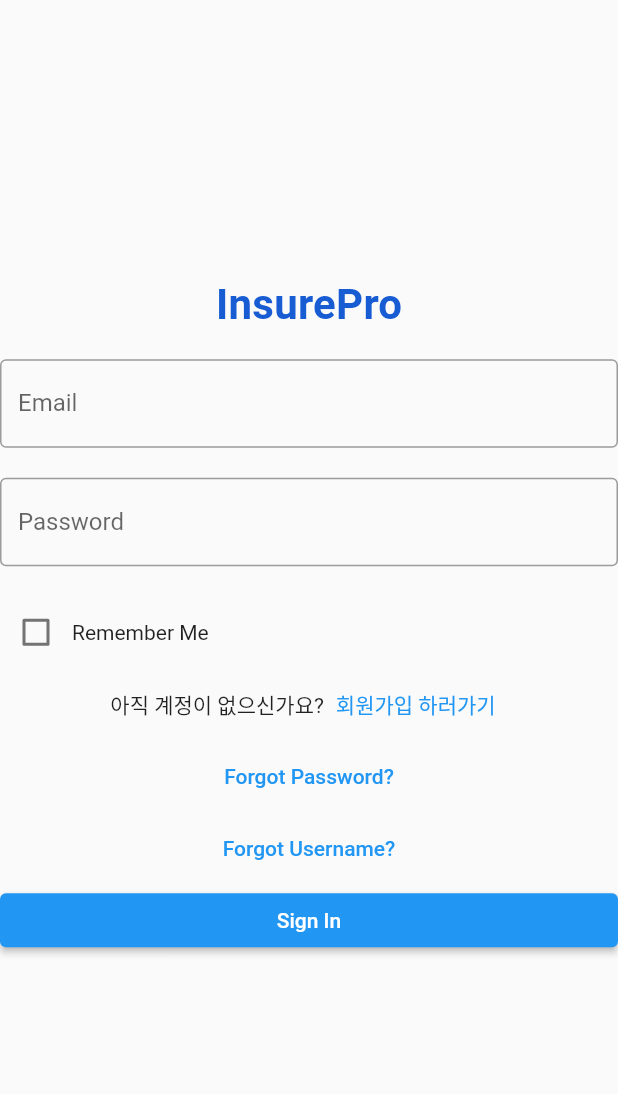
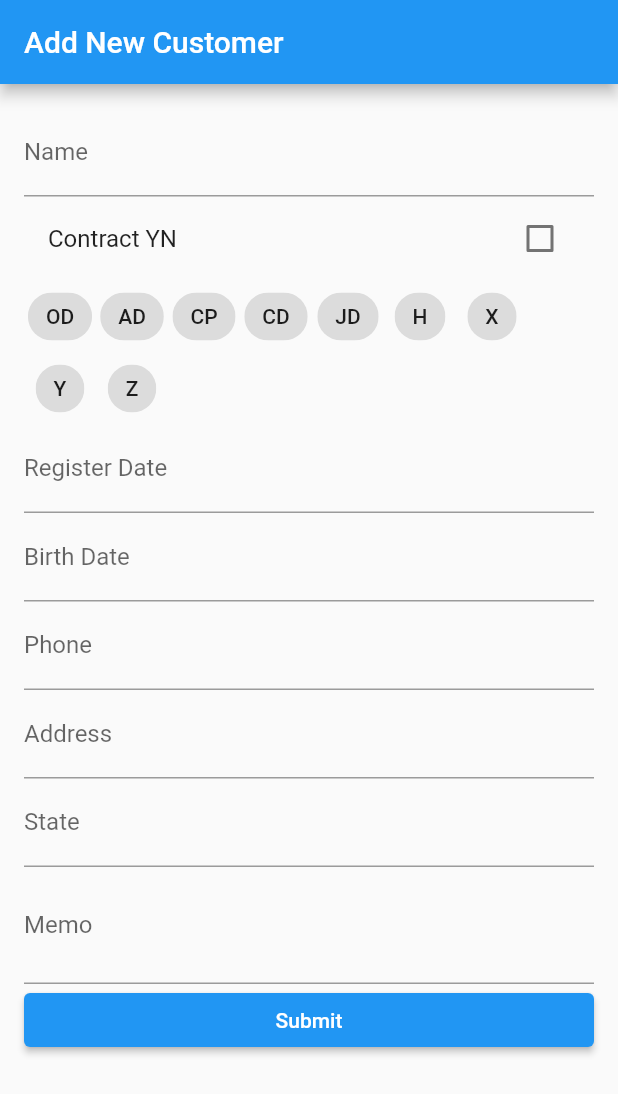
Before and after one commit to eodudrepublic/InsurePro_mobile, a Flutter app: the screen it shows after launch, on a phone screen of 412 x 824 dp. Shown: the top 1094 px of the screen. Run offline on Flutter 3.47's test engine with Material 2 defaults, Android fonts, the phone set to English and light mode, and no system bars; our stand-ins replace cached_network_image, sqflite; accounts and stored records are empty; Roboto replaces fonts that are missing (Product Sans).

Commit message:
10/06 작업 중

```diff
--- /dev/null
+++ b/lib/_core/app_size.dart
@@ -0,0 +1,4 @@
+import 'package:flutter/material.dart';
+
+late Size size;
+late ThemeData theme;
--- a/lib/_core/url.dart
+++ b/lib/_core/url.dart
@@ -1,13 +1,17 @@
 class URL {
   static const BASE_URL = 'http://3.38.101.62:8080';
 
-  static const email_url = BASE_URL + '/v1/email';
+  static const email_url = '$BASE_URL/v1/email';
 
-  static const emailcheck_url = BASE_URL + '/v1/email/check';
+  static const emailcheck_url = '$BASE_URL/v1/email/check';
 
-  static const team_url = BASE_URL + '/v1/teams';
+  static const team_url = '$BASE_URL/v1/teams';
 
-  static const signup_url = BASE_URL + '/v1/employee/signin';
+  static const signup_url = '$BASE_URL/v1/employee/signin';
 
-  static const signin_url = BASE_URL + '/v1/login';
+  static const signin_url = '$BASE_URL/v1/login';
+
+  static const get_employee_url = '$BASE_URL/v1/employee';
+
+  static const get_team_planner = '$BASE_URL/v1/photos/team?employee-pk=';
 }
--- a/lib/_core/user.dart
+++ b/lib/_core/user.dart
@@ -1,5 +1,9 @@
+import 'package:insurepro_mobile/_core/url.dart';
 import 'package:path/path.dart';
 import 'package:sqflite/sqflite.dart';
+import 'package:flutter/foundation.dart';
+import 'package:http/http.dart' as http;
+import 'dart:convert';
 
 class LocalAccountManager {
   static final LocalAccountManager _instance = LocalAccountManager._(); // DBManager 클래스의 싱글톤 객체 생성
@@ -35,7 +39,7 @@ class LocalAccountManager {
             CREATE TABLE account(
               id INTEGER PRIMARY KEY,
               email TEXT,
-              password TEXT,
+              password TEXT
             )
           ''',
           // id : 테이블의 기본 키, email : 이메일, password : 비밀번호
@@ -77,12 +81,93 @@ class LocalAccountManager {
   }
 }
 
-class User {
-  final String? token;
-  final String? refreshToken;
-  final String pk;
-  final String id;
-  final String email;
+class User with ChangeNotifier {
+  String? _token;
+  String? _refreshToken;
+  int? _pk;
+  String? _id;
+  String? _email;
 
-  User({this.token, this.refreshToken, required this.pk, required this.id, required this.email});
+  String? _name;
+  String? _team;
+
+  User({
+    String? token,
+    String? refreshToken,
+    int? pk,
+    String? id,
+    String? email,
+  })  : _token = token,
+        _refreshToken = refreshToken,
+        _pk = pk,
+        _id = id,
+        _email = email;
+
+  String? get token => _token;
+  String? get refreshToken => _refreshToken;
+  int? get pk => _pk;
+  String? get id => _id;
+  String? get email => _email;
+  String? get name => _name;
+  String? get team => _team;
+
+  // 사용자 정보 저장
+  void setToken(String? newToken) {
+    _token = newToken;
+    notifyListeners();
+  }
+  void setRefreshToken(String? newRefreshToken) {
+    _refreshToken = newRefreshToken;
+    notifyListeners();
+  }
+  void setPK(int newPK) {
+    _pk = newPK;
+    notifyListeners();
+  }
+  void setID(String newID) {
+    _id = newID;
+    notifyListeners();
+  }
+  void setEmail(String newEmail) {
+    _email = newEmail;
+    notifyListeners();
+  }
+  void setName(String newName) {
+    _name = newName;
+    notifyListeners();
+  }
+
+  void setTeam(String newTeam) {
+    _team = newTeam;
+    notifyListeners();
+  }
+
+  Future<void> fetchUserInfo() async {
+    if (_token == null) {
+      print("_token값이 없습니다!");
+      return;
+    }
+
+    var url = Uri.parse(URL.get_employee_url);
+    var response = await http.get(
+      url,
+      headers: {
+        "Authorization": _token!,
+      },
+    );
+
+    if (response.statusCode == 200) {
+      var body = utf8.decode(response.bodyBytes);
+      var data = jsonDecode(body);
+
+      // 가져온 데이터를 사용하여 User 객체를 업데이트합니다.
+      setName(data['name']);
+      // print(data['name']);
+      setTeam(data['teamResponseDto']['teamName']);
+    } else {
+      print("Error: ${response.statusCode}");
+    }
+  }
+
+  // 추가적으로 필요한 메소드나 변수를 추가/수정할 수 있습니다.
 }
--- a/lib/main.dart
+++ b/lib/main.dart
@@ -1,12 +1,29 @@
 import 'package:flutter/material.dart';
 import 'package:insurepro_mobile/find_id/find_id_ui.dart';
+import 'package:insurepro_mobile/find_id/show_id_ui.dart';
+import 'package:insurepro_mobile/main_pages/customer_db/customer_db_ui.dart';
+import 'package:insurepro_mobile/main_pages/main_page.dart';
+import 'package:insurepro_mobile/main_pages/my_page/mypage_ui.dart';
+import 'package:insurepro_mobile/main_pages/planner/planner_main_ui.dart';
+import 'package:insurepro_mobile/reset_pw/reset_pw_ui.dart';
+import 'package:insurepro_mobile/reset_pw/show_pw_ui.dart';
+import 'package:insurepro_mobile/signin/login_success.dart';
 import 'package:insurepro_mobile/signin/login_ui.dart';
 import 'package:insurepro_mobile/signup/select_team.dart';
 import 'package:insurepro_mobile/signup/signup_ui.dart';
 import 'package:insurepro_mobile/test/test.dart';
+import 'package:provider/provider.dart';
+import '_core/user.dart';
+import 'main_pages/customer_db/modal_test.dart';
+import 'main_pages/planner/planner_test.dart';
 
 void main() {
-  runApp(const MyApp());
+  runApp(
+    ChangeNotifierProvider(
+      create: (context) => User(),
+      child: const MyApp(),
+    ),
+  );
 }
 
 class MyApp extends StatelessWidget {
@@ -16,7 +33,22 @@ class MyApp extends StatelessWidget {
   @override
   Widget build(BuildContext context) {
     return MaterialApp(
-      home: LogInUI(),
+      home: AddCustomerModal(),
+      routes: {
+        '/Sign/LogIn' : (context) => LogInUI(),
+        '/Sign/LogInSuccess' : (context) => LogInSuccess(user: User()),
+        '/Sign/SignUp' : (context) => SignUpUI(),
+        '/Sign/SelectTeamTest' : (context) => SelectTeamPage(name: 'test', idNumber: 'idNumber', email: 'email', authCode: 'authCode', password: 'password', repassword: 'repassword'),
+        '/Sign/FindID' : (context) => FindIDUI(),
+        '/Sign/ShowID' : (context) => ShowIDUI(name: 'test', id: 'id'),
+        '/Sign/ResetPW' : (context) => ResetPWUI(),
+        '/Sign/ShowPW' : (context) => ShowPWUI(),
+
+        '/Main/MainPage' : (context) => MainPages(),
+        '/Main/CustomerDBUI' : (context) => ShowCustomerDB(),
+        '/Main/PlannerUI' : (context) => TeamPlanner(),
+        '/Main/MyPageUI' : (context) => MyPageUI(),
+      },
     );
   }
 }
--- /dev/null
+++ b/lib/main_pages/customer_db/modal_test.dart
@@ -0,0 +1,101 @@
+import 'package:flutter/material.dart';
+import 'package:http/http.dart' as http;
+import 'dart:convert';
+
+class AddCustomerModal extends StatefulWidget {
+  @override
+  _AddCustomerModalState createState() => _AddCustomerModalState();
+}
+
+class _AddCustomerModalState extends State<AddCustomerModal> {
+  final TextEditingController nameController = TextEditingController();
+  final TextEditingController registerDateController = TextEditingController();
+  final TextEditingController birthController = TextEditingController();
+  final TextEditingController phoneController = TextEditingController();
+  final TextEditingController addressController = TextEditingController();
+  final TextEditingController stateController = TextEditingController();
+  final TextEditingController memoController = TextEditingController();
+
+  bool contractYn = false;
+  String? selectedCustomerType;
+
+  // Customer types list
+  final List<String> customerTypes = ["OD", "AD", "CP", "CD", "JD", "H", "X", "Y", "Z"];
+
+  @override
+  Widget build(BuildContext context) {
+    return Scaffold(
+      appBar: AppBar(title: Text("Add New Customer")),
+      body: Padding(
+        padding: const EdgeInsets.all(16.0),
+        child: ListView(
+          children: <Widget>[
+            TextField(
+              controller: nameController,
+              decoration: InputDecoration(labelText: "Name"),
+            ),
+            CheckboxListTile(
+              title: Text("Contract YN"),
+              value: contractYn,
+              onChanged: (bool? value) {
+                setState(() {
+                  contractYn = value!;
+                });
+              },
+            ),
+            Wrap(
+              children: customerTypes.map((type) {
+                return ChoiceChip(
+                  label: Text(type),
+                  selected: selectedCustomerType == type,
+                  onSelected: (bool selected) {
+                    setState(() {
+                      if (selectedCustomerType == type) {
+                        selectedCustomerType = null;
+                      } else {
+                        selectedCustomerType = type;
+                      }
+                    });
+                  },
+                );
+              }).toList(),
+            ),
+            TextField(
+              controller: registerDateController,
+              decoration: InputDecoration(labelText: "Register Date"),
+            ),
+            TextField(
+              controller: birthController,
+              decoration: InputDecoration(labelText: "Birth Date"),
+            ),
+            TextField(
+              controller: phoneController,
+              decoration: InputDecoration(labelText: "Phone"),
+            ),
+            TextField(
+              controller: addressController,
+              decoration: InputDecoration(labelText: "Address"),
+            ),
+            TextField(
+              controller: stateController,
+              decoration: InputDecoration(labelText: "State"),
+            ),
+            TextField(
+              controller: memoController,
+              maxLines: 2,
+              decoration: InputDecoration(labelText: "Memo"),
+            ),
+            ElevatedButton(
+              child: Text("Submit"),
+              onPressed: () async {
+                // Here, you can add the logic to handle form submission
+                // and send data to your server using http package.
+                // ...
+              },
+            )
+          ],
+        ),
+      ),
+    );
+  }
+}
--- a/pubspec.yaml
+++ b/pubspec.yaml
@@ -17,6 +17,9 @@ dependencies:
   sqflite: ^2.2.8+4
   path: ^1.8.3
   sqflite_common_ffi: ^2.2.5
+  provider: ^6.0.5
+  image_picker: ^1.0.4
+  cached_network_image: ^3.3.0
 
 dev_dependencies:
   flutter_test:
```
Also changed, not shown: lib/main_pages/customer_db/customer_db_ui.dart (added, +10 -0 lines), lib/main_pages/main_page.dart (added, +55 -0 lines), lib/main_pages/my_page/mypage_ui.dart (added, +10 -0 lines), lib/main_pages/planner/planner_main_ui.dart (added, +136 -0 lines), lib/reset_pw/reset_pw_ui.dart (+17 -0 lines), lib/reset_pw/show_pw_ui.dart (added, +17 -0 lines), lib/signin/login_success.dart (added, +39 -0 lines), lib/signin/login_ui.dart (+30 -12 lines), lib/main_pages/planner/planner_test.dart (added), pubspec.lock, 1 other file.
